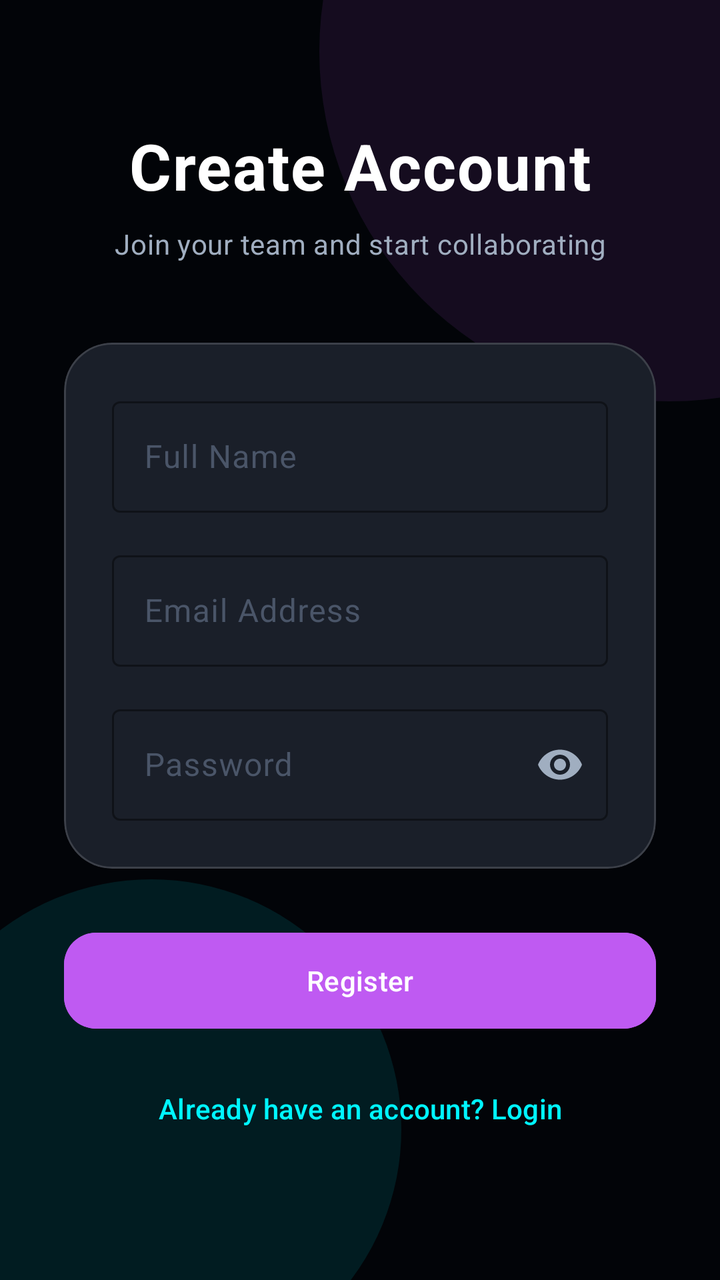
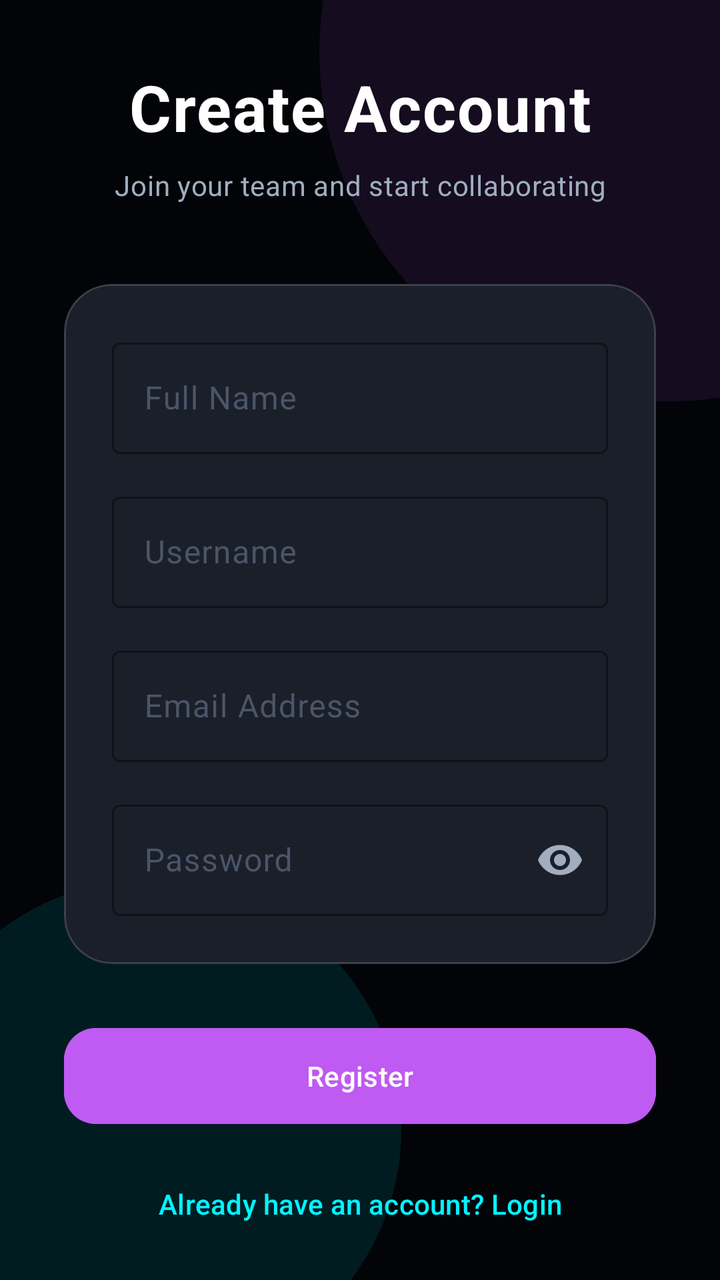

An Android layout rendered at two revisions. The XML below is the earlier revision; the diff shows what the commit changed to produce the second picture.
<!-- AndroidManifest.xml: application theme Theme.TeamFlowPlanner -->
<!-- res/layout/activity_register.xml -->
<?xml version="1.0" encoding="utf-8"?>
<androidx.constraintlayout.widget.ConstraintLayout xmlns:android="http://schemas.android.com/apk/res/android"
    xmlns:app="http://schemas.android.com/apk/res-auto"
    xmlns:tools="http://schemas.android.com/tools"
    android:layout_width="match_parent"
    android:layout_height="match_parent"
    android:background="@color/space_bg">

    
    <View
        android:layout_width="350dp"
        android:layout_height="350dp"
        android:background="@drawable/circle_shape"
        android:backgroundTint="@color/neon_purple"
        android:alpha="0.1"
        app:layout_constraintTop_toTopOf="parent"
        app:layout_constraintEnd_toEndOf="parent"
        android:layout_marginTop="-150dp"
        android:layout_marginEnd="-150dp" />

    <View
        android:layout_width="250dp"
        android:layout_height="250dp"
        android:background="@drawable/circle_shape"
        android:backgroundTint="@color/neon_cyan"
        android:alpha="0.1"
        app:layout_constraintBottom_toBottomOf="parent"
        app:layout_constraintStart_toStartOf="parent"
        android:layout_marginBottom="-50dp"
        android:layout_marginStart="-50dp" />

    <androidx.core.widget.NestedScrollView
        android:layout_width="match_parent"
        android:layout_height="match_parent"
        android:fillViewport="true">

        <LinearLayout
            android:layout_width="match_parent"
            android:layout_height="wrap_content"
            android:gravity="center"
            android:orientation="vertical"
            android:padding="32dp">

            <TextView
                android:layout_width="wrap_content"
                android:layout_height="wrap_content"
                android:text="@string/create_account_title"
                android:textAppearance="?attr/textAppearanceHeadlineLarge"
                android:textStyle="bold"
                android:textColor="@color/text_high_vibe"
                android:letterSpacing="0.02" />

            <TextView
                android:layout_width="wrap_content"
                android:layout_height="wrap_content"
                android:text="Join your team and start collaborating"
                android:textAppearance="?attr/textAppearanceBodyMedium"
                android:textColor="@color/text_mid_vibe"
                android:layout_marginTop="8dp"
                android:gravity="center" />

            <com.google.android.material.card.MaterialCardView
                android:layout_width="match_parent"
                android:layout_height="wrap_content"
                android:layout_marginTop="40dp"
                style="@style/GlassCard">

                <LinearLayout
                    android:layout_width="match_parent"
                    android:layout_height="wrap_content"
                    android:orientation="vertical"
                    android:padding="24dp">

                    <com.google.android.material.textfield.TextInputLayout
                        style="@style/Widget.Material3.TextInputLayout.OutlinedBox"
                        android:layout_width="match_parent"
                        android:layout_height="wrap_content"
                        android:hint="@string/full_name_hint"
                        app:boxStrokeColor="@color/neon_blue"
                        app:hintTextColor="@color/neon_blue"
                        android:textColorHint="@color/text_low_vibe">

                        <com.google.android.material.textfield.TextInputEditText
                            android:id="@+id/inputName"
                            android:layout_width="match_parent"
                            android:layout_height="wrap_content"
                            android:inputType="textPersonName"
                            android:textColor="@color/text_high_vibe" />
                    </com.google.android.material.textfield.TextInputLayout>

                    <com.google.android.material.textfield.TextInputLayout
                        style="@style/Widget.Material3.TextInputLayout.OutlinedBox"
                        android:layout_width="match_parent"
                        android:layout_height="wrap_content"
                        android:layout_marginTop="16dp"
                        android:hint="@string/email_hint"
                        app:boxStrokeColor="@color/neon_blue"
                        app:hintTextColor="@color/neon_blue"
                        android:textColorHint="@color/text_low_vibe">

                        <com.google.android.material.textfield.TextInputEditText
                            android:id="@+id/inputEmail"
                            android:layout_width="match_parent"
                            android:layout_height="wrap_content"
                            android:inputType="textEmailAddress"
                            android:textColor="@color/text_high_vibe" />
                    </com.google.android.material.textfield.TextInputLayout>

                    <com.google.android.material.textfield.TextInputLayout
                        style="@style/Widget.Material3.TextInputLayout.OutlinedBox"
                        android:layout_width="match_parent"
                        android:layout_height="wrap_content"
                        android:layout_marginTop="16dp"
                        android:hint="@string/password_hint"
                        app:boxStrokeColor="@color/neon_blue"
                        app:hintTextColor="@color/neon_blue"
                        android:textColorHint="@color/text_low_vibe"
                        app:passwordToggleEnabled="true"
                        app:passwordToggleTint="@color/text_mid_vibe">

                        <com.google.android.material.textfield.TextInputEditText
                            android:id="@+id/inputPassword"
                            android:layout_width="match_parent"
                            android:layout_height="wrap_content"
                            android:inputType="textPassword"
                            android:textColor="@color/text_high_vibe" />
                    </com.google.android.material.textfield.TextInputLayout>

                </LinearLayout>
            </com.google.android.material.card.MaterialCardView>

            <com.google.android.material.button.MaterialButton
                android:id="@+id/buttonRegister"
                style="@style/NeonButton"
                android:layout_width="match_parent"
                android:layout_height="wrap_content"
                android:layout_marginTop="32dp"
                android:text="@string/register_button"
                android:backgroundTint="@color/neon_purple" />

            <com.google.android.material.button.MaterialButton
                android:id="@+id/buttonToLogin"
                style="@style/Widget.Material3.Button.TextButton"
                android:layout_width="wrap_content"
                android:layout_height="wrap_content"
                android:layout_marginTop="16dp"
                android:text="@string/already_have_account_login"
                android:textColor="@color/neon_cyan" />

        </LinearLayout>
    </androidx.core.widget.NestedScrollView>

</androidx.constraintlayout.widget.ConstraintLayout>
<!-- resources referenced by this layout -->
<resources>
  <color name="neon_blue">#0A84FF</color>
  <color name="neon_cyan">#00F5FF</color>
  <color name="neon_purple">#BF5AF2</color>
  <color name="space_bg">#020408</color>
  <color name="text_high_vibe">#FFFFFF</color>
  <color name="text_low_vibe">#4A5568</color>
  <color name="text_mid_vibe">#A0AEC0</color>
  <!-- drawable circle_shape (drawable) -->
  <?xml version="1.0" encoding="utf-8"?>
  <shape xmlns:android="http://schemas.android.com/apk/res/android"
      android:shape="oval">
      <solid android:color="@android:color/white" />
  </shape>
  <string name="already_have_account_login">Already have an account? Login</string>
  <string name="create_account_title">Create Account</string>
  <string name="email_hint">Email Address</string>
  <string name="full_name_hint">Full Name</string>
  <string name="password_hint">Password</string>
  <string name="register_button">Register</string>
  <style name="GlassCard" parent="Widget.Material3.CardView.Elevated">
          <item name="cardBackgroundColor">@color/space_glass</item>
          <item name="cardElevation">0dp</item>
          <item name="shapeAppearance">@style/ShapeAppearance.App.MediumComponent</item>
          <item name="strokeWidth">1dp</item>
          <item name="strokeColor">@color/glass_stroke</item>
      </style>
  <style name="NeonButton" parent="Widget.Material3.Button">
          <item name="cornerRadius">16dp</item>
          <item name="android:insetTop">0dp</item>
          <item name="android:insetBottom">0dp</item>
          <item name="android:paddingTop">14dp</item>
          <item name="android:paddingBottom">14dp</item>
      </style>
  <style name="Theme.TeamFlowPlanner" parent="Base.Theme.TeamFlowPlanner" />
  <color name="space_glass">#1A1F29</color>
  <style name="ShapeAppearance.App.MediumComponent" parent="ShapeAppearance.Material3.MediumComponent">
          <item name="cornerSize">24dp</item>
      </style>
  <color name="glass_stroke">#26FFFFFF</color>
  <color name="space_card">#0D1117</color>
  <color name="space_stroke">#30363D</color>
  <style name="Widget.App.ActionButton.Overflow" parent="Widget.AppCompat.ActionButton.Overflow">
          <item name="android:tint">@color/neon_blue</item>
      </style>
  <style name="ThemeOverlay.App.PopupMenu" parent="ThemeOverlay.Material3.Dark">
          <item name="colorSurface">@color/space_glass</item>
          <item name="colorOnSurface">@color/text_high_vibe</item>
          <item name="android:textColorPrimary">@color/text_high_vibe</item>
          <item name="android:textColorSecondary">@color/text_mid_vibe</item>
          <item name="listDividerAlertDialog">@null</item>
      </style>
  <style name="ShapeAppearance.App.SmallComponent" parent="ShapeAppearance.Material3.SmallComponent">
          <item name="cornerSize">14dp</item>
      </style>
  <style name="ShapeAppearance.App.LargeComponent" parent="ShapeAppearance.Material3.LargeComponent">
          <item name="cornerSize">32dp</item>
      </style>
  <!-- unchanged entries left out for length: 1 -->
</resources>

<!-- the commit's change to res/layout/activity_register.xml (unified diff, before → after) -->
@@ -93,6 +93,24 @@
                         android:layout_width="match_parent"
                         android:layout_height="wrap_content"
                         android:layout_marginTop="16dp"
+                        android:hint="Username"
+                        app:boxStrokeColor="@color/neon_blue"
+                        app:hintTextColor="@color/neon_blue"
+                        android:textColorHint="@color/text_low_vibe">
+
+                        <com.google.android.material.textfield.TextInputEditText
+                            android:id="@+id/inputUsername"
+                            android:layout_width="match_parent"
+                            android:layout_height="wrap_content"
+                            android:inputType="text"
+                            android:textColor="@color/text_high_vibe" />
+                    </com.google.android.material.textfield.TextInputLayout>
+
+                    <com.google.android.material.textfield.TextInputLayout
+                        style="@style/Widget.Material3.TextInputLayout.OutlinedBox"
+                        android:layout_width="match_parent"
+                        android:layout_height="wrap_content"
+                        android:layout_marginTop="16dp"
                         android:hint="@string/email_hint"
                         app:boxStrokeColor="@color/neon_blue"
                         app:hintTextColor="@color/neon_blue"
